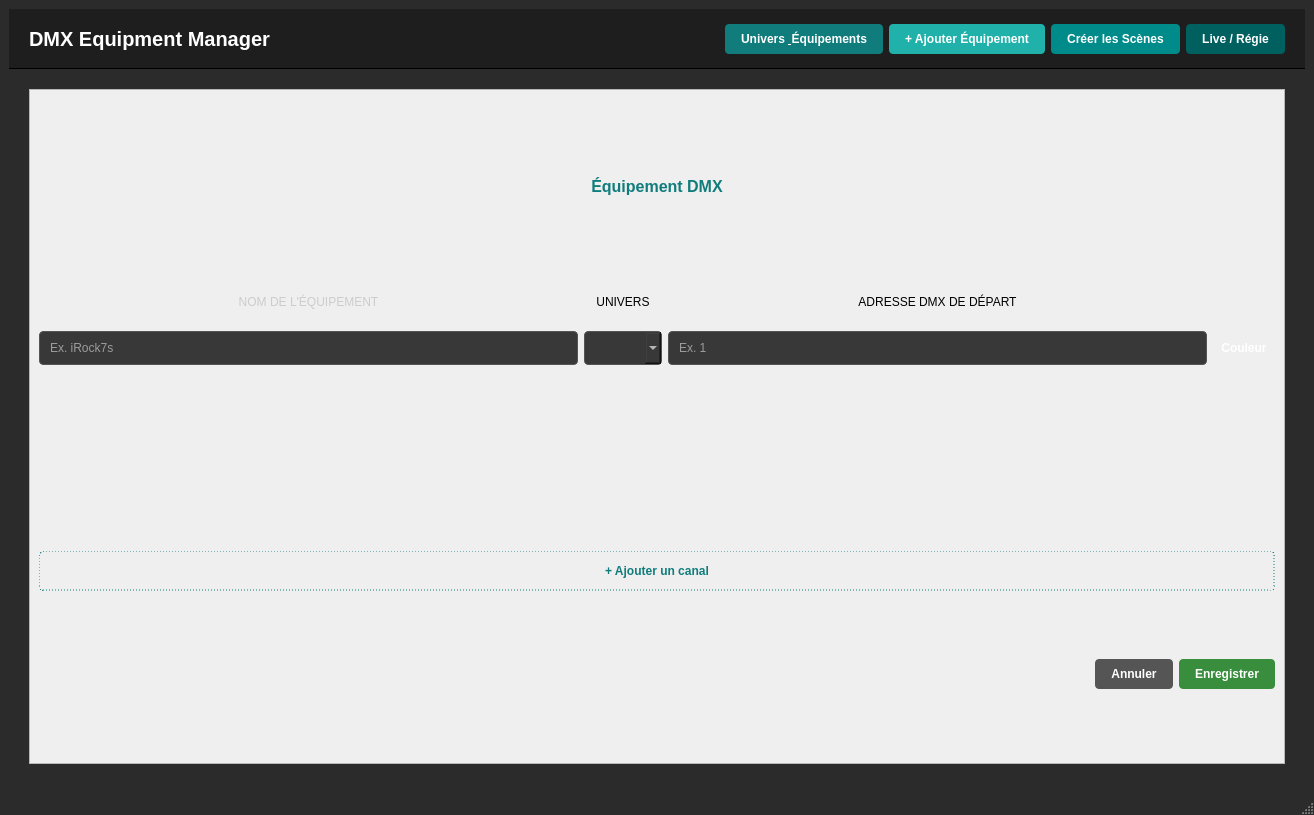
First picture: the form in DMX_Art_Net/InterfacePC/InterfacePcClient6/interfacepcclient.ui, repository aallard12/project_DMX_Art-Net, before the edit.
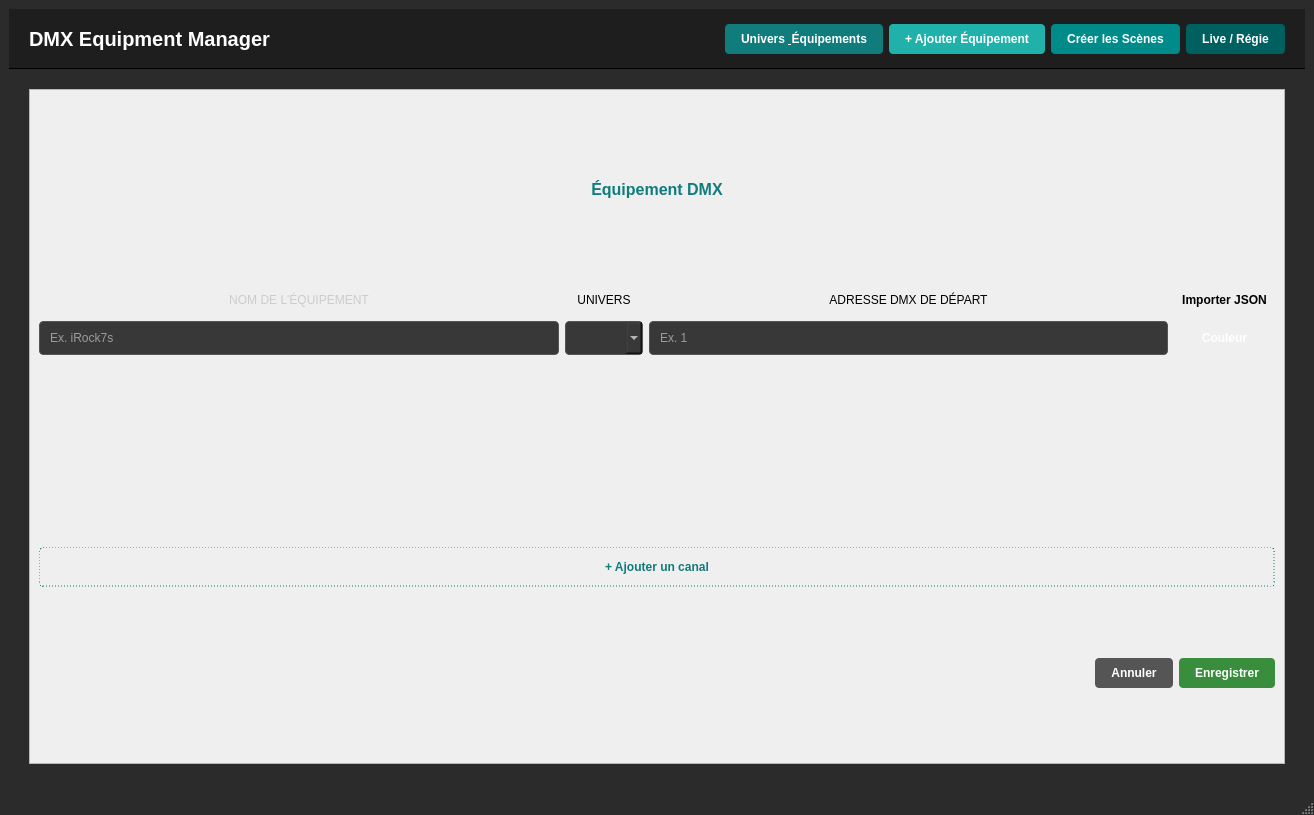
Second picture: the form after the edit. The open tabs and pages were chosen to show the change.

```diff
--- a/DMX_Art_Net/InterfacePC/InterfacePcClient6/interfacepcclient.ui
+++ b/DMX_Art_Net/InterfacePC/InterfacePcClient6/interfacepcclient.ui
@@ -403,6 +403,16 @@
                 </property>
                </widget>
               </item>
+              <item row="0" column="3">
+               <widget class="QPushButton" name="pushButtonImport">
+                <property name="styleSheet">
+                 <string notr="true">QPushButton {background-color: &quot;#26A269&quot; ;color: black; border-radius: 4px; padding: 8px; font-weight: bold;}</string>
+                </property>
+                <property name="text">
+                 <string>Importer JSON</string>
+                </property>
+               </widget>
+              </item>
              </layout>
             </item>
             <item>
```
Left out of the diff: 8 changed lines with no effect on the pictures.
